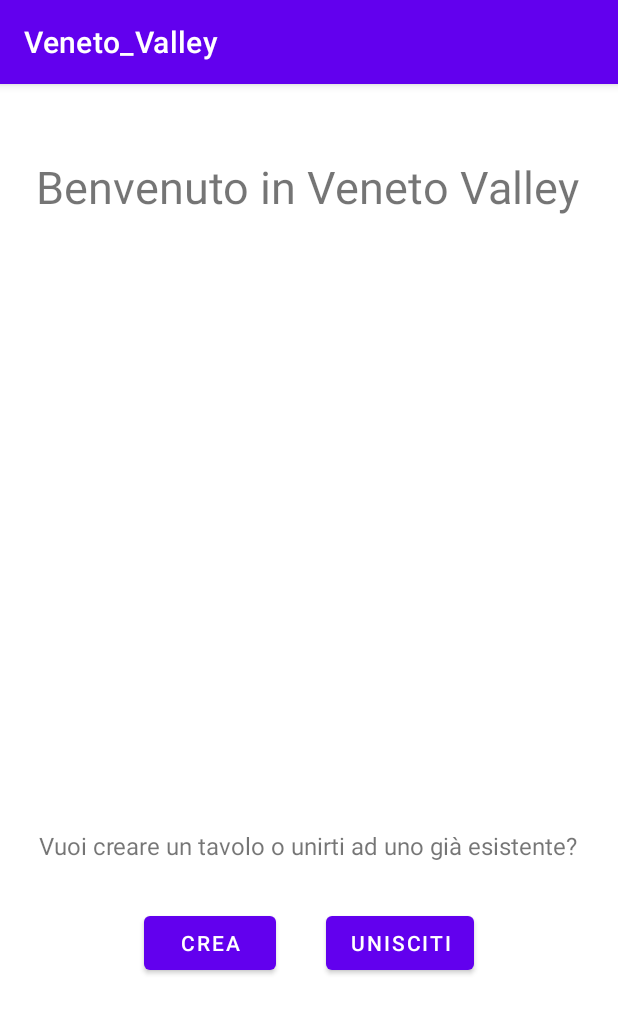
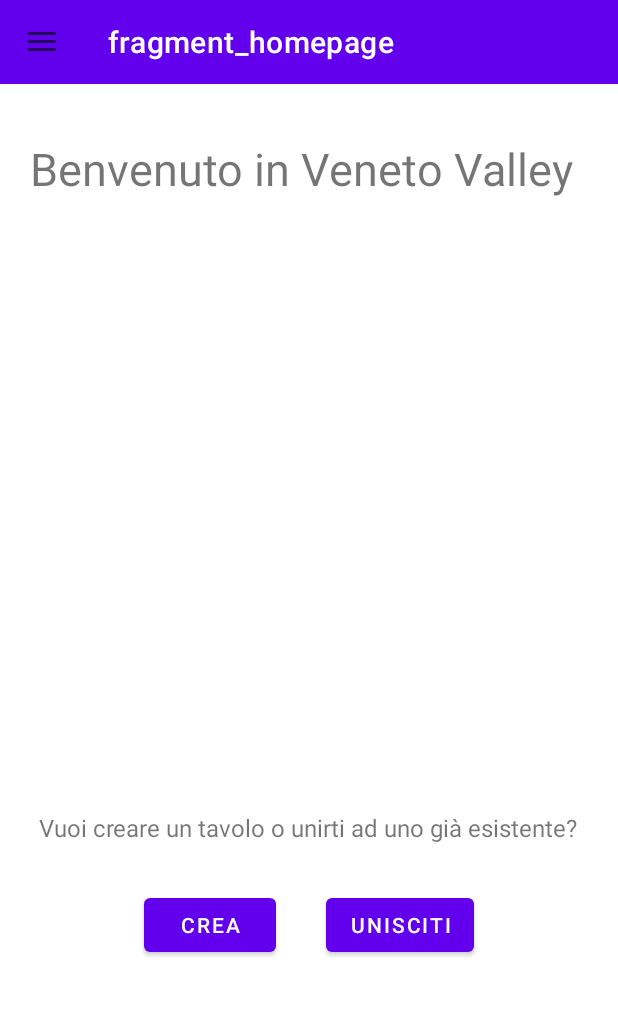
Before and after one commit to owsky/SushiHub, an Android app: the HomepageFragment screen opened directly, with no data from a screen before it, on a phone screen of 412 x 824 dp. Shown: the top 1014 px of the screen. Run offline under Robolectric (Android 15) with nearby library versions, the phone set to English and light mode, and no system bars; our stand-ins replace navigation-ui; 1 statement that could not run was skipped.

Commit message:
Implementato drawer navigation con i fragment

```diff
--- a/app/src/main/java/com/veneto_valley/veneto_valley/GeneraQRFragment.java
+++ b/app/src/main/java/com/veneto_valley/veneto_valley/GeneraQRFragment.java
@@ -36,6 +36,7 @@ public class GeneraQRFragment extends Fragment {
 	@Override
 	public void onViewCreated(@NonNull View view, @Nullable Bundle savedInstanceState) {
 		super.onViewCreated(view, savedInstanceState);
+		((MainActivity) getActivity()).getSupportActionBar().setTitle("Crea tavolo");
 		try {
 			generaQR();
 		} catch (IOException e) {
--- a/app/src/main/java/com/veneto_valley/veneto_valley/HomepageFragment.java
+++ b/app/src/main/java/com/veneto_valley/veneto_valley/HomepageFragment.java
@@ -15,6 +15,7 @@ public class HomepageFragment extends Fragment {
 
 	public void onViewCreated(@NonNull View view, Bundle savedInstanceState) {
 		super.onViewCreated(view, savedInstanceState);
+		((MainActivity) getActivity()).getSupportActionBar().setTitle("Homepage");
 
 		view.findViewById(R.id.btnUnisciti).setOnClickListener(view1 -> {
 			NavHostFragment.findNavController(this).navigate(R.id.action_homepageFragment_to_scanQR);
--- a/app/src/main/java/com/veneto_valley/veneto_valley/MainActivity.java
+++ b/app/src/main/java/com/veneto_valley/veneto_valley/MainActivity.java
@@ -1,14 +1,68 @@
 package com.veneto_valley.veneto_valley;
 
 import android.os.Bundle;
+import android.view.MenuItem;
 
+import androidx.annotation.NonNull;
+import androidx.appcompat.app.ActionBarDrawerToggle;
 import androidx.appcompat.app.AppCompatActivity;
+import androidx.appcompat.widget.Toolbar;
+import androidx.core.view.GravityCompat;
+import androidx.drawerlayout.widget.DrawerLayout;
+import androidx.navigation.NavController;
+import androidx.navigation.Navigation;
+import androidx.navigation.ui.AppBarConfiguration;
+import androidx.navigation.ui.NavigationUI;
+
+import com.google.android.material.navigation.NavigationView;
 
 public class MainActivity extends AppCompatActivity {
+	DrawerLayout drawerLayout;
+	AppBarConfiguration appBarConfiguration;
 
 	@Override
 	protected void onCreate(Bundle savedInstanceState) {
 		super.onCreate(savedInstanceState);
 		setContentView(R.layout.activity_main);
+		Toolbar toolbar = findViewById(R.id.toolbar);
+		setSupportActionBar(toolbar);
+
+		drawerLayout = findViewById(R.id.drawer_layout);
+		NavigationView navigationView = findViewById(R.id.navigation_view);
+		NavController navController = Navigation.findNavController(findViewById(R.id.nav_host_fragment));
+		appBarConfiguration = new AppBarConfiguration.Builder(R.id.homepageFragment, R.id.generaQR, R.id.scanQR).setDrawerLayout(drawerLayout).build();
+
+		NavigationUI.setupActionBarWithNavController(this, navController, appBarConfiguration);
+		NavigationUI.setupWithNavController(navigationView, navController);
+
+		ActionBarDrawerToggle actionBarDrawerToggle = new ActionBarDrawerToggle(this, drawerLayout, toolbar, R.string.drawer_open, R.string.drawer_close);
+		drawerLayout.addDrawerListener(actionBarDrawerToggle);
+		actionBarDrawerToggle.syncState();
+
+		getSupportActionBar().setDisplayHomeAsUpEnabled(true);
+	}
+
+	@Override
+	public boolean onOptionsItemSelected(@NonNull MenuItem item) {
+		switch (item.getItemId()) {
+			case R.id.homepageFragment:
+				Navigation.findNavController(this, R.id.homepageFragment);
+				return true;
+			case R.id.generaQR:
+				Navigation.findNavController(this, R.id.generaQR);
+			default:
+				super.onOptionsItemSelected(item);
+		}
+
+		return super.onOptionsItemSelected(item);
+	}
+
+	@Override
+	public void onBackPressed() {
+		if (drawerLayout.isDrawerOpen(GravityCompat.START)) {
+			drawerLayout.closeDrawer(GravityCompat.START);
+		} else {
+			super.onBackPressed();
+		}
 	}
 }
--- a/app/src/main/java/com/veneto_valley/veneto_valley/ScanQRFragment.java
+++ b/app/src/main/java/com/veneto_valley/veneto_valley/ScanQRFragment.java
@@ -29,6 +29,7 @@ public class ScanQRFragment extends Fragment {
 	@Override
 	public void onViewCreated(@NonNull View view, @Nullable Bundle savedInstanceState) {
 		super.onViewCreated(view, savedInstanceState);
+		((MainActivity) getActivity()).getSupportActionBar().setTitle("Unisciti a un tavolo");
 	}
 
 	private void scanCode() {
--- /dev/null
+++ b/app/src/main/res/drawable/ic_baseline_home_24.xml
@@ -0,0 +1,10 @@
+<vector xmlns:android="http://schemas.android.com/apk/res/android"
+    android:width="24dp"
+    android:height="24dp"
+    android:viewportWidth="24"
+    android:viewportHeight="24"
+    android:tint="?attr/colorControlNormal">
+  <path
+      android:fillColor="@android:color/white"
+      android:pathData="M10,20v-6h4v6h5v-8h3L12,3 2,12h3v8z"/>
+</vector>
--- a/app/src/main/res/layout/activity_main.xml
+++ b/app/src/main/res/layout/activity_main.xml
@@ -1,16 +1,36 @@
 <?xml version="1.0" encoding="utf-8"?>
-<androidx.coordinatorlayout.widget.CoordinatorLayout xmlns:android="http://schemas.android.com/apk/res/android"
+<androidx.drawerlayout.widget.DrawerLayout xmlns:android="http://schemas.android.com/apk/res/android"
     xmlns:app="http://schemas.android.com/apk/res-auto"
     xmlns:tools="http://schemas.android.com/tools"
+    android:id="@+id/drawer_layout"
     android:layout_width="match_parent"
     android:layout_height="match_parent"
-    tools:context=".MainActivity">
+    android:fitsSystemWindows="true"
+    tools:context=".MainActivity"
+    tools:openDrawer="start">
 
-    <fragment
-        android:id="@+id/fragment"
-        android:name="androidx.navigation.fragment.NavHostFragment"
-        android:layout_width="match_parent"
+    <LinearLayout
+        android:layout_width="wrap_content"
+        android:layout_height="wrap_content">
+
+        <androidx.appcompat.widget.Toolbar
+            android:id="@+id/toolbar"
+            android:minHeight="?attr/actionBarSize"
+            android:layout_width="match_parent"
+            android:layout_height="wrap_content"
+            app:titleTextColor="@android:color/white"
+            android:background="?attr/colorPrimary">
+        </androidx.appcompat.widget.Toolbar>
+    </LinearLayout>
+
+    <include layout="@layout/content_main" />
+
+    <com.google.android.material.navigation.NavigationView
+        android:id="@+id/navigation_view"
+        android:layout_width="wrap_content"
         android:layout_height="match_parent"
-        app:defaultNavHost="true"
-        app:navGraph="@navigation/nav_graph" />
-</androidx.coordinatorlayout.widget.CoordinatorLayout>
+        android:layout_gravity="start"
+        android:clipToPadding="false"
+        app:menu="@menu/main_menu" />
+
+</androidx.drawerlayout.widget.DrawerLayout>
--- /dev/null
+++ b/app/src/main/res/layout/content_main.xml
@@ -0,0 +1,15 @@
+<?xml version="1.0" encoding="utf-8"?>
+<androidx.constraintlayout.widget.ConstraintLayout xmlns:android="http://schemas.android.com/apk/res/android"
+    android:layout_width="match_parent"
+    android:layout_height="match_parent"
+    xmlns:app="http://schemas.android.com/apk/res-auto">
+
+    <fragment
+        android:id="@+id/nav_host_fragment"
+        android:name="androidx.navigation.fragment.NavHostFragment"
+        android:layout_width="match_parent"
+        android:layout_height="match_parent"
+        app:defaultNavHost="true"
+        app:navGraph="@navigation/nav_graph" />
+
+</androidx.constraintlayout.widget.ConstraintLayout>
--- a/app/src/main/res/layout/fragment_genera_qr.xml
+++ b/app/src/main/res/layout/fragment_genera_qr.xml
@@ -14,13 +14,12 @@
         android:layout_height="wrap_content"
         android:layout_marginStart="178dp"
         android:layout_marginLeft="178dp"
-        android:layout_marginTop="40dp"
+        android:layout_marginTop="88dp"
         android:layout_marginEnd="178dp"
         android:layout_marginRight="178dp"
-        android:text="@string/scan_me"
+        android:text="@string/scannerizzami"
         android:textSize="30sp"
         app:layout_constraintEnd_toEndOf="parent"
-        app:layout_constraintHorizontal_bias="0.508"
         app:layout_constraintStart_toStartOf="parent"
         app:layout_constraintTop_toTopOf="parent" />
 
@@ -30,12 +29,12 @@
         android:layout_height="250dp"
         android:layout_marginStart="178dp"
         android:layout_marginLeft="178dp"
-        android:layout_marginTop="184dp"
+        android:layout_marginTop="112dp"
         android:layout_marginEnd="178dp"
         android:layout_marginRight="178dp"
         android:contentDescription="@string/qr_code"
         app:layout_constraintEnd_toEndOf="parent"
-        app:layout_constraintHorizontal_bias="0.51"
+        app:layout_constraintHorizontal_bias="0.502"
         app:layout_constraintStart_toStartOf="parent"
         app:layout_constraintTop_toBottomOf="@+id/textView7"
         app:srcCompat="?attr/actionBarDivider" />
@@ -44,13 +43,11 @@
         android:id="@+id/doneqr"
         android:layout_width="wrap_content"
         android:layout_height="wrap_content"
-        android:layout_marginTop="176dp"
-        android:text="@string/done"
+        android:layout_marginBottom="16dp"
+        android:text="@string/prosegui"
         app:layout_constraintBottom_toBottomOf="parent"
         app:layout_constraintEnd_toEndOf="parent"
-        app:layout_constraintHorizontal_bias="0.95"
-        app:layout_constraintStart_toStartOf="parent"
-        app:layout_constraintTop_toBottomOf="@+id/qr_code"
-        app:layout_constraintVertical_bias="0.627" />
+        app:layout_constraintHorizontal_bias="0.947"
+        app:layout_constraintStart_toStartOf="parent" />
 
 </androidx.constraintlayout.widget.ConstraintLayout>
--- a/app/src/main/res/layout/fragment_homepage.xml
+++ b/app/src/main/res/layout/fragment_homepage.xml
@@ -10,9 +10,9 @@
         android:id="@+id/textView8"
         android:layout_width="wrap_content"
         android:layout_height="wrap_content"
-        android:layout_marginStart="24dp"
-        android:layout_marginLeft="24dp"
-        android:layout_marginTop="48dp"
+        android:layout_marginStart="20dp"
+        android:layout_marginLeft="20dp"
+        android:layout_marginTop="92dp"
         android:text="Benvenuto in Veneto Valley"
         android:textSize="30sp"
         app:layout_constraintStart_toStartOf="parent"
--- a/app/src/main/res/layout/fragment_scan_qr.xml
+++ b/app/src/main/res/layout/fragment_scan_qr.xml
@@ -13,7 +13,7 @@
         android:layout_marginStart="128dp"
         android:layout_marginLeft="128dp"
         android:layout_marginTop="80dp"
-        android:text="Inquadra il QR"
+        android:text="@string/inquadra_il_qr"
         android:textSize="24sp"
         app:layout_constraintStart_toStartOf="parent"
         app:layout_constraintTop_toTopOf="parent" />
--- /dev/null
+++ b/app/src/main/res/menu/main_menu.xml
@@ -0,0 +1,18 @@
+<?xml version="1.0" encoding="utf-8"?>
+<menu xmlns:android="http://schemas.android.com/apk/res/android">
+
+    <group android:checkableBehavior="single">
+        <item
+            android:id="@+id/homepageFragment"
+            android:icon="@drawable/ic_baseline_home_24"
+            android:title="Tavolo" />
+        <item
+            android:id="@+id/generaQR"
+            android:icon="@drawable/ic_baseline_home_24"
+            android:title="Genera QR" />
+        <item
+            android:id="@+id/scanQR"
+            android:icon="@drawable/ic_baseline_home_24"
+            android:title="Scan QR" />
+    </group>
+</menu>
--- a/app/src/main/res/navigation/nav_graph.xml
+++ b/app/src/main/res/navigation/nav_graph.xml
@@ -9,7 +9,7 @@
         android:id="@+id/homepageFragment"
         android:name="com.veneto_valley.veneto_valley.HomepageFragment"
         android:label="fragment_homepage"
-        tools:layout="@layout/fragment_homepage" >
+        tools:layout="@layout/fragment_homepage">
         <action
             android:id="@+id/action_homepageFragment_to_generaQR"
             app:destination="@id/generaQR" />
@@ -21,12 +21,16 @@
         android:id="@+id/generaQR"
         android:name="com.veneto_valley.veneto_valley.GeneraQRFragment"
         android:label="fragment_genera_qr"
-        tools:layout="@layout/fragment_genera_qr" />
+        tools:layout="@layout/fragment_genera_qr" >
+        <action
+            android:id="@+id/action_generaQR_to_homepageFragment"
+            app:destination="@id/homepageFragment" />
+    </fragment>
     <fragment
         android:id="@+id/scanQR"
         android:name="com.veneto_valley.veneto_valley.ScanQRFragment"
         android:label="fragment_scan_qr"
-        tools:layout="@layout/fragment_scan_qr" >
+        tools:layout="@layout/fragment_scan_qr">
         <action
             android:id="@+id/action_scanQR_to_homepageFragment"
             app:destination="@id/homepageFragment" />
--- a/app/src/main/res/values/themes.xml
+++ b/app/src/main/res/values/themes.xml
@@ -1,6 +1,6 @@
 <resources xmlns:tools="http://schemas.android.com/tools">
     <!-- Base application theme. -->
-    <style name="Theme.Veneto_Valley" parent="Theme.MaterialComponents.DayNight.DarkActionBar">
+    <style name="Theme.Veneto_Valley" parent="Theme.MaterialComponents.DayNight.NoActionBar">
         <!-- Primary brand color. -->
         <item name="colorPrimary">@color/purple_500</item>
         <item name="colorPrimaryVariant">@color/purple_700</item>
```
